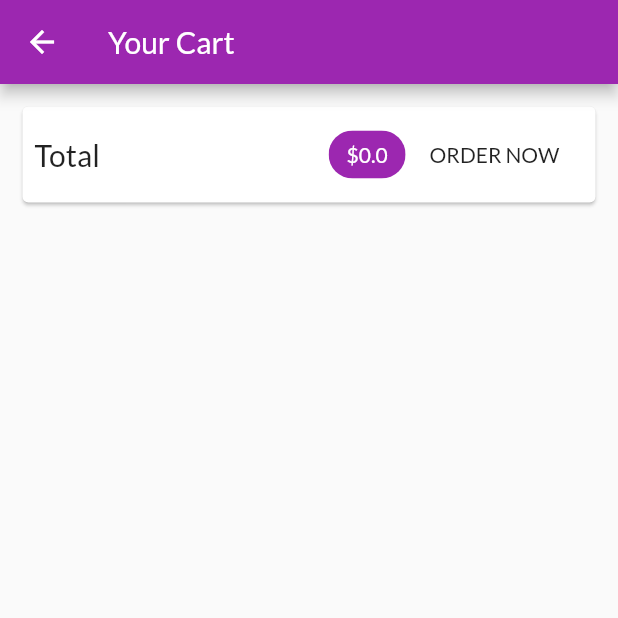
After one commit to sadid369/shopapp, a Flutter app: the CartScreen screen opened by its route, on a phone screen of 412 x 824 dp, the top half of it. The commit adds this screen. Run offline on Flutter 3.47's test engine with Material 2 defaults, Android fonts, the phone set to English and light mode, and no system bars; network calls fail.

Commit message:
day 4 completed

```diff
--- a/lib/main.dart
+++ b/lib/main.dart
@@ -3,6 +3,7 @@ import 'package:provider/provider.dart';
 import 'package:shopapp/providers/cart.dart';
 import 'package:shopapp/providers/product.dart';
 import 'package:shopapp/providers/products_provider.dart';
+import 'package:shopapp/screen/cart_screen.dart';
 import 'package:shopapp/screen/product_detail_screen.dart';
 import 'package:shopapp/screen/products_overview_screen.dart';
 
@@ -35,6 +36,7 @@ class MyApp extends StatelessWidget {
         home: ProductOverviewScreen(),
         routes: {
           ProductDetailScreen.routeName: (ctx) => ProductDetailScreen(),
+          CartScreen.routeName: (ctx) => CartScreen(),
         },
       ),
     );
--- a/lib/providers/cart.dart
+++ b/lib/providers/cart.dart
@@ -23,6 +23,14 @@ class Cart with ChangeNotifier {
     return _items.length;
   }
 
+  double get totalAmount {
+    var total = 0.0;
+    _items.forEach((key, cartItem) {
+      total += cartItem.price * cartItem.quantity;
+    });
+    return total;
+  }
+
   void addItem(String productId, double price, String title) {
     if (_items.containsKey(productId)) {
       _items.update(
@@ -45,4 +53,9 @@ class Cart with ChangeNotifier {
     }
     notifyListeners();
   }
+
+  void removeItem(String productId) {
+    _items.remove(productId);
+    notifyListeners();
+  }
 }
--- /dev/null
+++ b/lib/screen/cart_screen.dart
@@ -0,0 +1,70 @@
+import 'package:flutter/material.dart';
+import 'package:provider/provider.dart';
+import 'package:shopapp/providers/cart.dart';
+import 'package:shopapp/widget/cart_item.dart' as ci;
+
+class CartScreen extends StatelessWidget {
+  static const routeName = '/cart';
+  @override
+  Widget build(BuildContext context) {
+    final cart = Provider.of<Cart>(context);
+    return Scaffold(
+      appBar: AppBar(
+        title: Text(
+          'Your Cart',
+        ),
+      ),
+      body: Column(
+        children: [
+          Card(
+            margin: EdgeInsets.all(15),
+            child: Padding(
+              padding: EdgeInsets.all(8),
+              child: Row(
+                mainAxisAlignment: MainAxisAlignment.spaceBetween,
+                children: [
+                  Text(
+                    'Total',
+                    style: TextStyle(fontSize: 20),
+                  ),
+                  Spacer(),
+                  Chip(
+                    label: Text(
+                      '\$${cart.totalAmount}',
+                      style: TextStyle(
+                          color:
+                              Theme.of(context).primaryTextTheme.title?.color),
+                    ),
+                    backgroundColor: Theme.of(context).primaryColor,
+                  ),
+                  FlatButton(
+                    onPressed: () {},
+                    child: Text(
+                      'ORDER NOW',
+                    ),
+                  )
+                ],
+              ),
+            ),
+          ),
+          SizedBox(
+            height: 10,
+          ),
+          Expanded(
+              child: ListView.builder(
+            itemBuilder: (ctx, i) {
+              return ci.CartItem(
+                productId: cart.items.keys.toList()[i],
+                id: cart.items.values.toList()[i].id,
+                title: cart.items.values.toList()[i].title,
+                quantity: cart.items.values.toList()[i].quantity,
+                price: cart.items.values.toList()[i].price,
+              );
+            },
+            itemCount: cart.items.length,
+          ))
+        ],
+      ),
+    );
+  }
+}
--- a/lib/screen/products_overview_screen.dart
+++ b/lib/screen/products_overview_screen.dart
@@ -1,6 +1,7 @@
 import 'package:flutter/material.dart';
 import 'package:shopapp/providers/cart.dart';
 import 'package:shopapp/providers/product.dart';
+import 'package:shopapp/screen/cart_screen.dart';
 import 'package:shopapp/widget/badge.dart';
 import 'package:shopapp/widget/product_item.dart';
 import 'package:shopapp/widget/products_grid.dart';
@@ -75,7 +76,9 @@ class _ProductOverviewScreenState extends State<ProductOverviewScreen> {
                 value: cart.itemCount.toString(),
                 color: Theme.of(context).accentColor),
             child: IconButton(
-              onPressed: () {},
+              onPressed: () {
+                Navigator.of(context).pushNamed(CartScreen.routeName);
+              },
               icon: Icon(Icons.shopping_cart),
             ),
           ),
```
Also changed, not shown: lib/widget/cart_item.dart (added, +63 -0 lines).
